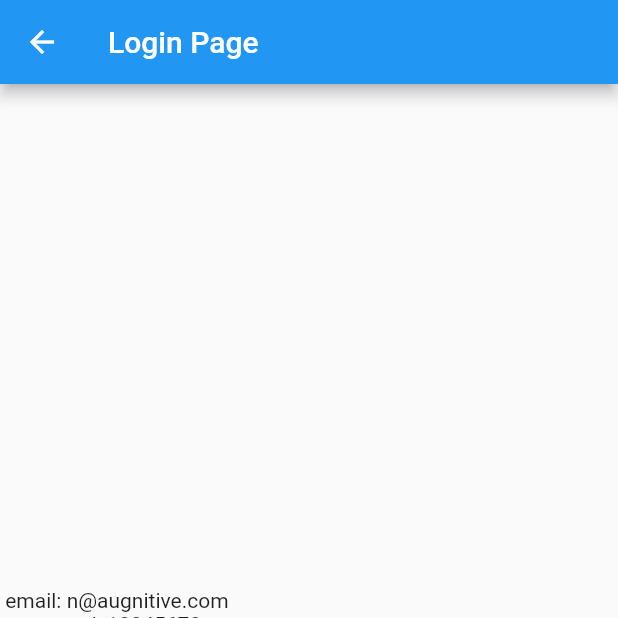
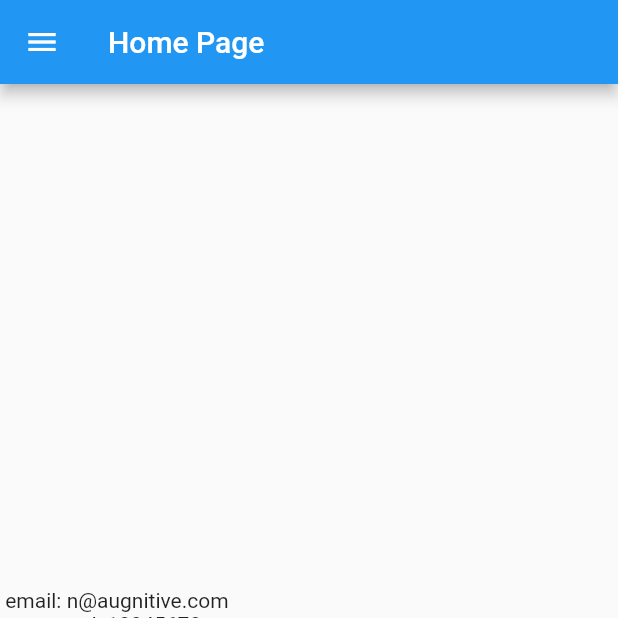
Before and after one commit to NafizZZ/tenant-finder, a Flutter app: the screen it shows after launch, after a tap on "Login", on a phone screen of 412 x 824 dp, the top half of it. Run offline on Flutter 3.47's test engine with Material 2 defaults, Android fonts, the light colour scheme and no system bars; statements that could not run were skipped.

Commit message:
side menu bar

```diff
--- a/lib/login_screen.dart
+++ /dev/null
@@ -1,158 +0,0 @@
-import 'package:flutter/material.dart';
-import 'package:tenant_finder/constants.dart';
-
-
-class LoginScreen extends StatefulWidget {
-  @override
-  _LoginScreenState createState() => _LoginScreenState();
-}
-
-class _LoginScreenState extends State<LoginScreen> {
-  bool showPassword = true;
-  final _formKey = GlobalKey<FormState>();
-  var emailController = TextEditingController();
-  var passwordController = TextEditingController();
-
-  @override
-  void initState() {
-    super.initState();
-    emailController.text = 'n@augnitive.com';
-    passwordController.text = '12345678';
-  }
-
-  @override
-  void dispose() {
-    // Clean up the controller when the widget is disposed.
-    emailController.dispose();
-    passwordController.dispose();
-    super.dispose();
-  }
-
-  @override
-  Widget build(BuildContext context) {
-    return GestureDetector(
-      onTap: () {
-        FocusScope.of(context).requestFocus(FocusNode());
-      },
-      child: Scaffold(
-        // backgroundColor: Colors.white,
-        appBar: AppBar(
-          title: Text("Login Page"),
-        ),
-        body: Container(
-          decoration: BoxDecoration(
-            image: DecorationImage(
-              image: AssetImage('assets/images/bg_image.jpg'),
-              fit: BoxFit.cover,
-            ),
-          ),
-          child: Form(
-            key: _formKey,
-            autovalidateMode: AutovalidateMode.always,
-            child: Column(
-              crossAxisAlignment: CrossAxisAlignment.center,
-              mainAxisAlignment: MainAxisAlignment.center,
-              //mainAxisAlignment: MainAxisAlignment.spaceAround,
-              children: <Widget>[
-                Container(
-                  //padding: const EdgeInsets.only(left:15.0,right: 15.0,top:0,bottom: 0),
-                  padding: EdgeInsets.all(20),
-                  child: TextFormField(
-                    controller: emailController,
-                    decoration: InputDecoration(
-                        fillColor: Colors.white,
-                        filled: true,
-                        border: OutlineInputBorder(),
-                        labelText: 'Email',
-                        hintText: 'Enter valid email id as abc@gmail.com'),
-                    validator: (value) {
-                      if (value == null || value.isEmpty) {
-                        return 'Please enter email id ';
-                      } else if (!RegExp(
-                              r"^[a-zA-Z0-9.a-zA-Z0-9.!#$%&'*+-/=?^_`{|}~]+@[a-zA-Z0-9]+\.[a-zA-Z]+")
-                          .hasMatch(value)) {
-                        return 'This is not a valid email address';
-                      } else {
-                        return null;
-                      }
-                    },
-                  ),
-                ),
-
-                Container(
-                  padding: const EdgeInsets.all(20),
-                  //padding: EdgeInsets.symmetric(horizontal: 15),
-                  child: TextFormField(
-                    controller: passwordController,
-                    obscureText: showPassword,
-                    decoration: InputDecoration(
-                      fillColor: Colors.white,
-                      filled: true,
-                      border: OutlineInputBorder(),
-                      labelText: 'Password',
-                      hintText: 'Enter secure password',
-                      suffixIcon: IconButton(
-                        icon: Icon(showPassword
-                            ? Icons.visibility_off
-                            : Icons.visibility),
-                        onPressed: () {
-                          setState(() {
-                            showPassword = !showPassword;
-                          });
-                        },
-                      ),
-                    ),
-                    validator: (value) {
-                      if (value == null || value.isEmpty) {
-                        return 'Please enter password ';
-                      } else if (value.length < 8) {
-                        return 'need more then 8 character for password  ';
-                      } else {
-                        return null;
-                      }
-                    },
-                  ),
-                ),
-
-                Container(
-                  height: 50,
-                  width: 250,
-                  decoration: BoxDecoration(
-                      color: Colors.blue,
-                      borderRadius: BorderRadius.circular(20)),
-                  child: FlatButton(
-                    onPressed: () {
-                      // Validate returns true if the form is valid, or false otherwise.
-                      if (_formKey.currentState!.validate()) {
-                        showDialog(
-                          context: context,
-                          builder: (context) {
-                            return AlertDialog(
-                              // Retrieve the text the user has entered by using the
-                              // TextEditingController.
-                              content: Text(emailController.text +
-                                  "\n" +
-                                  passwordController.text),
-                            );
-                          },
-                        );
-                        Navigator.pushNamed(context, homeRoute, arguments: {'emailId': emailController.text, 'password': passwordController.text});
-                      }
-
-                    },
-                    child: Text(
-                      'Login',
-                      style: TextStyle(color: Colors.white, fontSize: 25),
-                    ),
-                  ),
-                ),
-
-                // Text('New User? Create Account')
-              ],
-            ),
-          ),
-        ),
-      ),
-    );
-  }
-}
--- a/lib/main.dart
+++ b/lib/main.dart
@@ -13,7 +13,7 @@ class MyApp extends StatelessWidget {
       debugShowCheckedModeBanner: false,
       onGenerateRoute: RouteGenerator.generateRoute,
       initialRoute: '/',
-      // home: LoginScreen(),
+      home: LoginScreen(),
     );
   }
 }
--- a/lib/route_generator.dart
+++ b/lib/route_generator.dart
@@ -1,6 +1,6 @@
 import 'package:flutter/cupertino.dart';
 import 'package:flutter/material.dart';
-import 'package:tenant_finder/login_screen.dart';
+import 'package:tenant_finder/screens/login_screen.dart';
 import 'package:tenant_finder/screens/home_screen.dart';
 class RouteGenerator {
   static Route<dynamic> generateRoute(RouteSettings settings) {
--- a/lib/screens/home_screen.dart
+++ b/lib/screens/home_screen.dart
@@ -1,8 +1,8 @@
 import 'package:flutter/material.dart';
 import 'package:tenant_finder/constants.dart';
+import 'package:tenant_finder/navigation_drawer_widget.dart';
 
 class HomeScreen extends StatefulWidget {
-
   var email, password;
   HomeScreen({this.email, this.password});
 
@@ -11,20 +11,18 @@ class HomeScreen extends StatefulWidget {
 }
 
 class _HomeScreenState extends State<HomeScreen> {
-
-
   @override
   Widget build(BuildContext context) {
     return Scaffold(
       appBar: AppBar(
-        title: Text("Login Page"),
+        title: Text("Home Page"),
       ),
       body: Column(
         mainAxisAlignment: MainAxisAlignment.center,
         children: <Widget>[
           Container(
             child: Text(
-                 ' email: ${widget.email} \n password: ${widget.password} \n This is home page. Tap the button to go back to login page'),
+                ' email: ${widget.email} \n password: ${widget.password} \n This is home page. Tap the button to go back to login page'),
           ),
           Container(
             child: FlatButton(
@@ -39,6 +37,7 @@ class _HomeScreenState extends State<HomeScreen> {
           ),
         ],
       ),
+      drawer: NavigationDrawerWidget(),
     );
   }
 }
```
Also changed, not shown: lib/screens/login_screen.dart (+4 -6 lines), lib/screens/navigation_drawer_widget.dart (added, +86 -0 lines), pubspec.yaml (+5 -2 lines), assets/images/profile_pic.jpg (added).
